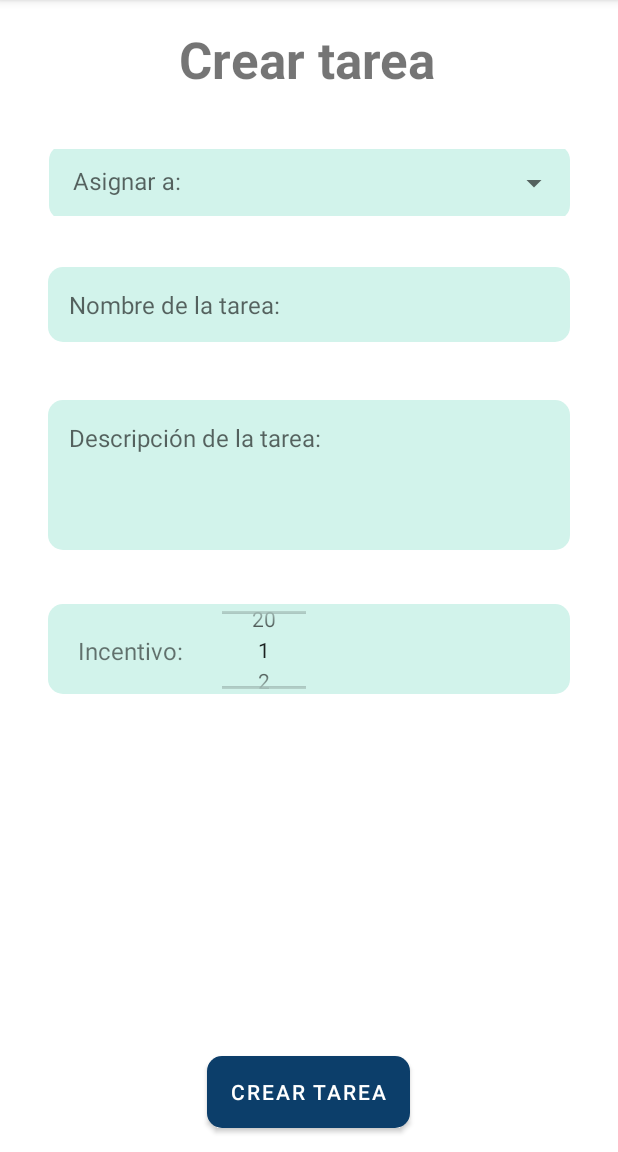
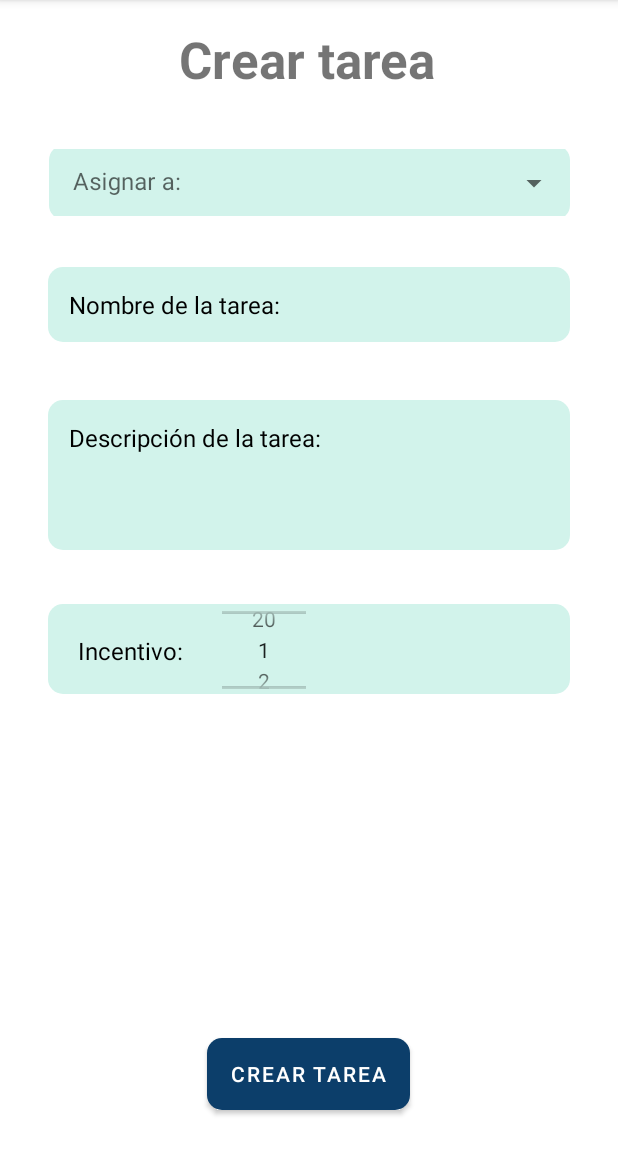
Before and after one commit to AragonD19/ProyectoPlataformas, an Android app: the CrearTarea screen opened through its navigation route, on a phone screen of 412 x 824 dp, the part 84-1236 px from its top. Run offline under Robolectric (Android 15) with nearby library versions, the light colour scheme and no system bars.

Commit message:
Dark Mode

```diff
--- a/app/src/main/res/layout/fragment_crear_tarea.xml
+++ b/app/src/main/res/layout/fragment_crear_tarea.xml
@@ -42,9 +42,11 @@
             android:layout_width="match_parent"
             android:layout_height="50dp"
             android:layout_weight="1"
+            android:hint="Asignar a: "
             android:inputType="none"
+            android:textColor="@color/black"
+            android:textColorHint="@color/black"
             android:background="@drawable/box"
-            android:hint="Asignar a: "
             />
 
     </com.google.android.material.textfield.TextInputLayout>
@@ -56,6 +58,8 @@
         android:layout_marginStart="32dp"
         android:layout_marginEnd="32dp"
         android:ems="10"
+        android:textColorHint="@color/black"
+        android:textColor="@color/black"
         android:hint="@string/nombre_de_la_tarea"
         android:textSize="16sp"
         android:background="@drawable/box"
@@ -75,6 +79,9 @@
         android:layout_marginEnd="32dp"
         android:background="@drawable/box"
         android:ems="10"
+        android:textColor="@color/black"
+        android:textColorHint="@color/black"
+
         android:gravity="top|left"
         android:hint="@string/descripcion_de_la_tarea"
         android:textSize="16sp"
@@ -94,6 +101,8 @@
         android:layout_marginStart="32dp"
         android:layout_marginTop="36dp"
         android:layout_marginEnd="32dp"
+        android:textColor="@color/black"
+
         android:background="@drawable/box"
         android:padding="20sp"
         android:text="Incentivo: "
@@ -107,6 +116,8 @@
         android:id="@+id/numIncentivo"
         android:layout_width="56dp"
         android:layout_height="61dp"
+        android:textColorHint="@color/black"
+        android:textColor="@color/black"
         android:layout_marginTop="36dp"
         android:layout_marginEnd="208dp"
         app:layout_constraintEnd_toEndOf="parent"
@@ -116,7 +127,7 @@
         android:id="@+id/button5"
         android:layout_width="wrap_content"
         android:layout_height="wrap_content"
-        android:layout_marginBottom="16dp"
+        android:layout_marginBottom="28dp"
         android:background="@drawable/box"
         android:text="@string/crear_tarea"
 
--- a/app/src/main/res/layout/fragment_main_login.xml
+++ b/app/src/main/res/layout/fragment_main_login.xml
@@ -15,7 +15,7 @@
             android:layout_width="314dp"
             android:layout_height="227dp"
             android:layout_marginTop="4dp"
-            android:src="@drawable/logo_proyecto_azul_oscuro"
+            android:src="@drawable/logo"
             app:layout_constraintEnd_toEndOf="parent"
             app:layout_constraintHorizontal_bias="0.494"
             app:layout_constraintStart_toStartOf="parent"
--- a/app/src/main/res/layout/header_desing.xml
+++ b/app/src/main/res/layout/header_desing.xml
@@ -16,8 +16,8 @@
         <androidx.constraintlayout.widget.ConstraintLayout
             android:layout_width="match_parent"
             android:layout_height="wrap_content"
-            android:layout_margin="5dp"
-            android:background="#606060">
+            android:layout_margin="2dp"
+            android:background="#f4c196">
 
 
             <TextView
@@ -26,10 +26,10 @@
                 android:layout_height="wrap_content"
                 android:layout_marginStart="10dp"
                 android:layout_marginTop="10dp"
+                android:gravity="center_vertical"
                 android:text="@{header.text}"
                 android:textColor="@color/white"
                 android:textStyle="bold"
-                android:gravity="center_vertical"
                 app:layout_constraintBottom_toBottomOf="parent"
                 app:layout_constraintEnd_toEndOf="parent"
                 app:layout_constraintStart_toStartOf="parent"
--- a/app/src/main/res/values-night/themes.xml
+++ b/app/src/main/res/values-night/themes.xml
@@ -2,8 +2,8 @@
     <!-- Base application theme. -->
     <style name="Theme.ProyectoPlataformas" parent="Theme.MaterialComponents.DayNight.DarkActionBar">
         <!-- Primary brand color. -->
-        <item name="colorPrimary">@color/purple_200</item>
-        <item name="colorPrimaryVariant">@color/purple_700</item>
+        <item name="colorPrimary">@color/azulOscuro</item>
+        <item name="colorPrimaryVariant">@color/azulOscuro</item>
         <item name="colorOnPrimary">@color/black</item>
         <!-- Secondary brand color. -->
         <item name="colorSecondary">@color/teal_200</item>
--- a/app/src/main/res/values/colors.xml
+++ b/app/src/main/res/values/colors.xml
@@ -5,6 +5,7 @@
     <color name="amarilloWapo">#f8a721</color>
     <color name="azulChulo">#0c3e6a</color>
 
+    <color name="azulOscuro">#f4c196</color>
 
 
     <color name="purple_200">#FFBB86FC</color>
```
Also changed, not shown: app/src/main/res/drawable-night/logo.png (added), app/src/main/res/drawable/logo.png (renamed from app/src/main/res/drawable/logo_proyecto_azul_oscuro.png).
